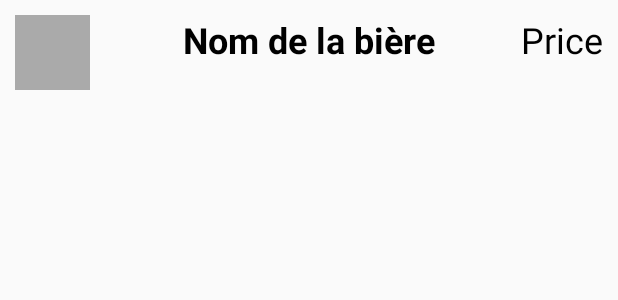
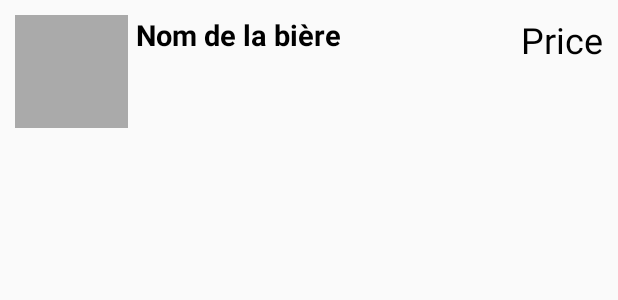
Before and after one commit to msieczkowski/AndroBeer, an Android app: the layout row.xml on its own in the app's theme, with its tools: preview values and no code run, on a phone screen of 412 x 824 dp. Shown: the top 300 px of the screen. Run offline under Robolectric (Android 15) with nearby library versions, the phone set to English and light mode, and no system bars; network calls fail.

Commit message:
Layout update for big String

```diff
--- a/app/src/main/res/layout/row.xml
+++ b/app/src/main/res/layout/row.xml
@@ -1,18 +1,21 @@
 <?xml version="1.0" encoding="utf-8"?>
 <RelativeLayout xmlns:android="http://schemas.android.com/apk/res/android" xmlns:tools="http://schemas.android.com/tools" android:layout_width="match_parent" android:layout_height="match_parent" android:padding="10dp" >
-    <ImageView android:id="@+id/image" android:layout_width="50dp" android:layout_height="50dp" tools:background="#AAA" />
+    <ImageView android:id="@+id/image" android:layout_width="75dp" android:layout_height="75dp" tools:background="#AAA" />
 
     <TextView
         android:id="@+id/name"
         android:layout_width="wrap_content"
         android:layout_height="wrap_content"
-        android:layout_marginLeft="10dp"
+        android:layout_marginLeft="5dp"
+        android:layout_marginRight="5dp"
         android:textColor="@android:color/black"
-        android:textSize="24sp"
+        android:textSize="19sp"
         android:textStyle="bold"
         tools:text="Nom de la bière"
         android:layout_alignParentTop="true"
-        android:layout_centerHorizontal="true" />
+        android:layout_alignBottom="@+id/image"
+        android:layout_toStartOf="@+id/price"
+        android:layout_toEndOf="@+id/image"/>
 
     <TextView
         android:id="@+id/price"
```
